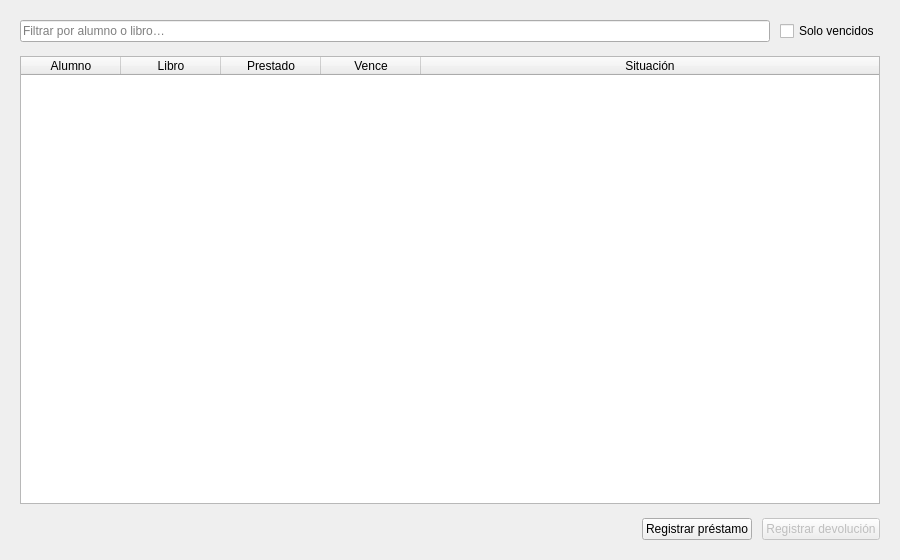
Old version of the form src/biblioteca/ui/disenos/prestamos.ui in the repository yaelink7/Biblioteca_Implementacion_Escuela_Primaria.
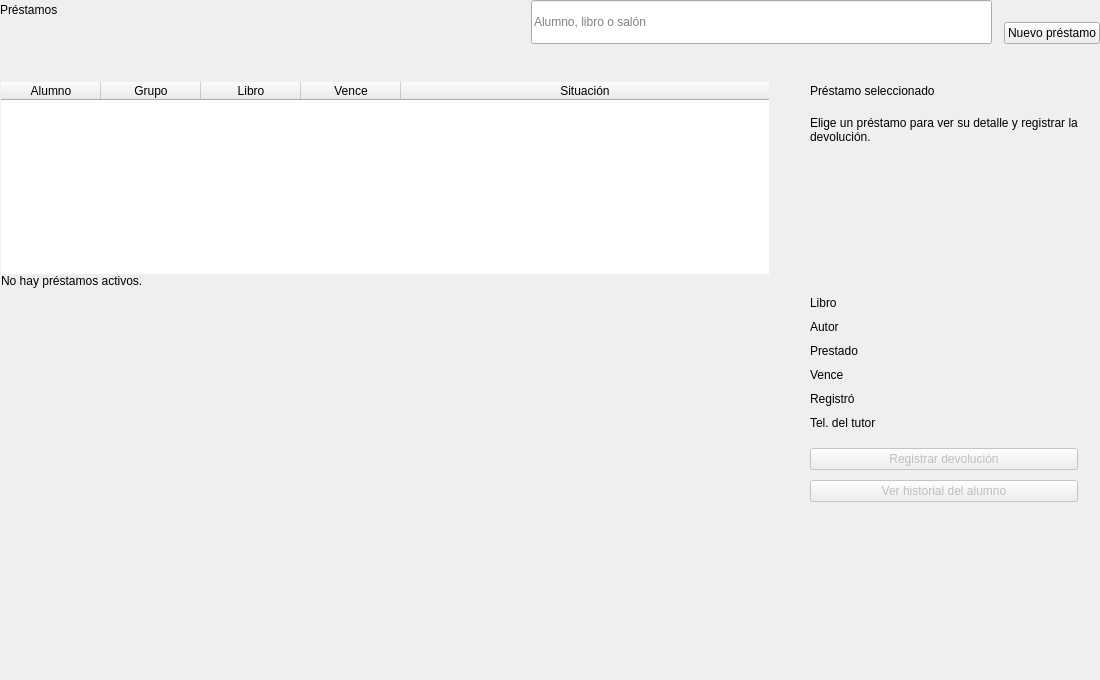
New version of the form.

The edit to the form file:
```diff
--- a/src/biblioteca/ui/disenos/prestamos.ui
+++ b/src/biblioteca/ui/disenos/prestamos.ui
@@ -2,93 +2,349 @@
 <ui version="4.0">
  <class>PantallaPrestamos</class>
  <widget class="QWidget" name="PantallaPrestamos">
-  <property name="geometry">
-   <rect>
-    <x>0</x>
-    <y>0</y>
-    <width>900</width>
-    <height>560</height>
-   </rect>
-  </property>
-  <property name="windowTitle">
-   <string>Préstamos</string>
-  </property>
-  <layout class="QVBoxLayout" name="disposicion">
-   <property name="leftMargin"><number>20</number></property>
-   <property name="topMargin"><number>20</number></property>
-   <property name="rightMargin"><number>20</number></property>
-   <property name="bottomMargin"><number>20</number></property>
-   <property name="spacing"><number>14</number></property>
-
+  <property name="geometry"><rect><x>0</x><y>0</y><width>1100</width><height>680</height></rect></property>
+  <property name="windowTitle"><string>Préstamos</string></property>
+  <layout class="QVBoxLayout" name="disposicion" stretch="0,1">
+   <property name="leftMargin"><number>0</number></property>
+   <property name="topMargin"><number>0</number></property>
+   <property name="rightMargin"><number>0</number></property>
+   <property name="bottomMargin"><number>0</number></property>
+   <property name="spacing"><number>18</number></property>
    <item>
-    <layout class="QHBoxLayout" name="filaFiltro">
-     <property name="spacing"><number>10</number></property>
+    <layout class="QHBoxLayout" name="encabezado">
+     <property name="spacing"><number>12</number></property>
      <item>
-      <widget class="QLineEdit" name="campoFiltro">
-       <property name="placeholderText">
-        <string>Filtrar por alumno o libro…</string>
-       </property>
-       <property name="minimumHeight"><number>36</number></property>
-       <property name="clearButtonEnabled"><bool>true</bool></property>
-      </widget>
+      <layout class="QVBoxLayout" name="textoEncabezado">
+       <property name="spacing"><number>6</number></property>
+       <item>
+        <widget class="QLabel" name="etiquetaTitulo">
+         <property name="text"><string>Préstamos</string></property>
+         <property name="rol" stdset="0"><string>titulo</string></property>
+        </widget>
+       </item>
+       <item>
+        <widget class="QLabel" name="etiquetaResumen">
+         <property name="text"><string/></property>
+         <property name="rol" stdset="0"><string>resumen</string></property>
+        </widget>
+       </item>
+      </layout>
      </item>
      <item>
-      <widget class="QCheckBox" name="casillaSoloVencidos">
-       <property name="text"><string>Solo vencidos</string></property>
-      </widget>
-     </item>
-    </layout>
-   </item>
-
-   <item>
-    <widget class="QTableWidget" name="tablaPrestamos">
-     <property name="alternatingRowColors"><bool>true</bool></property>
-     <property name="selectionBehavior"><enum>QAbstractItemView::SelectRows</enum></property>
-     <property name="selectionMode"><enum>QAbstractItemView::SingleSelection</enum></property>
-     <property name="editTriggers"><set>QAbstractItemView::NoEditTriggers</set></property>
-     <property name="sortingEnabled"><bool>true</bool></property>
-     <attribute name="verticalHeaderVisible"><bool>false</bool></attribute>
-     <attribute name="horizontalHeaderStretchLastSection"><bool>true</bool></attribute>
-     <column><property name="text"><string>Alumno</string></property></column>
-     <column><property name="text"><string>Libro</string></property></column>
-     <column><property name="text"><string>Prestado</string></property></column>
-     <column><property name="text"><string>Vence</string></property></column>
-     <column><property name="text"><string>Situación</string></property></column>
-    </widget>
-   </item>
-
-   <item>
-    <layout class="QHBoxLayout" name="filaAcciones">
-     <property name="spacing"><number>10</number></property>
-     <item>
-      <widget class="QLabel" name="etiquetaResumen">
-       <property name="text"><string/></property>
-      </widget>
-     </item>
-     <item>
-      <spacer name="espacioAcciones">
+      <spacer name="espacioEncabezado">
        <property name="orientation"><enum>Qt::Horizontal</enum></property>
-       <property name="sizeHint" stdset="0">
-        <size><width>40</width><height>20</height></size>
-       </property>
+       <property name="sizeHint" stdset="0"><size><width>40</width><height>20</height></size></property>
       </spacer>
      </item>
-     <item>
+     <item alignment="Qt::AlignBottom">
+      <widget class="QLineEdit" name="campoFiltro">
+       <property name="minimumSize"><size><width>300</width><height>44</height></size></property>
+       <property name="placeholderText"><string>Alumno, libro o salón</string></property>
+       <property name="clearButtonEnabled"><bool>true</bool></property>
+       <property name="rol" stdset="0"><string>busqueda</string></property>
+      </widget>
+     </item>
+     <item alignment="Qt::AlignBottom">
       <widget class="QPushButton" name="botonNuevo">
-       <property name="text"><string>Registrar préstamo</string></property>
-       <property name="minimumHeight"><number>34</number></property>
+       <property name="text"><string>Nuevo préstamo</string></property>
+       <property name="minimumHeight"><number>44</number></property>
       </widget>
      </item>
+    </layout>
+   </item>
+   <item>
+    <layout class="QHBoxLayout" name="cuerpo" stretch="1,0">
+     <property name="spacing"><number>18</number></property>
      <item>
-      <widget class="QPushButton" name="botonDevolver">
-       <property name="text"><string>Registrar devolución</string></property>
-       <property name="minimumHeight"><number>34</number></property>
-       <property name="enabled"><bool>false</bool></property>
+      <widget class="QFrame" name="tarjetaTabla">
+       <property name="rol" stdset="0"><string>tarjeta</string></property>
+       <layout class="QVBoxLayout" name="disposicionTarjeta">
+        <property name="leftMargin"><number>1</number></property>
+        <property name="topMargin"><number>0</number></property>
+        <property name="rightMargin"><number>1</number></property>
+        <property name="bottomMargin"><number>8</number></property>
+        <property name="spacing"><number>0</number></property>
+        <item>
+         <widget class="QFrame" name="barraTabla">
+          <property name="minimumHeight"><number>52</number></property>
+          <property name="maximumHeight"><number>52</number></property>
+          <property name="rol" stdset="0"><string>barraTabla</string></property>
+          <layout class="QHBoxLayout" name="disposicionBarra">
+           <property name="leftMargin"><number>10</number></property>
+           <property name="topMargin"><number>0</number></property>
+           <property name="rightMargin"><number>16</number></property>
+           <property name="bottomMargin"><number>0</number></property>
+           <property name="spacing"><number>2</number></property>
+           <item>
+            <spacer name="espacioBarra">
+             <property name="orientation"><enum>Qt::Horizontal</enum></property>
+             <property name="sizeHint" stdset="0"><size><width>40</width><height>20</height></size></property>
+            </spacer>
+           </item>
+          </layout>
+         </widget>
+        </item>
+        <item>
+         <widget class="QTableWidget" name="tablaPrestamos">
+          <property name="frameShape"><enum>QFrame::NoFrame</enum></property>
+          <property name="selectionBehavior"><enum>QAbstractItemView::SelectRows</enum></property>
+          <property name="selectionMode"><enum>QAbstractItemView::SingleSelection</enum></property>
+          <property name="editTriggers"><set>QAbstractItemView::NoEditTriggers</set></property>
+          <property name="showGrid"><bool>false</bool></property>
+          <property name="wordWrap"><bool>false</bool></property>
+          <property name="sortingEnabled"><bool>true</bool></property>
+          <attribute name="verticalHeaderVisible"><bool>false</bool></attribute>
+          <attribute name="verticalHeaderDefaultSectionSize"><number>46</number></attribute>
+          <attribute name="horizontalHeaderStretchLastSection"><bool>true</bool></attribute>
+          <attribute name="horizontalHeaderHighlightSections"><bool>false</bool></attribute>
+          <column><property name="text"><string>Alumno</string></property></column>
+          <column><property name="text"><string>Grupo</string></property></column>
+          <column><property name="text"><string>Libro</string></property></column>
+          <column><property name="text"><string>Vence</string></property></column>
+          <column><property name="text"><string>Situación</string></property></column>
+         </widget>
+        </item>
+        <item>
+         <widget class="QLabel" name="etiquetaVacio">
+          <property name="text"><string>No hay préstamos activos.</string></property>
+          <property name="wordWrap"><bool>true</bool></property>
+          <property name="alignment"><set>Qt::AlignLeading|Qt::AlignLeft|Qt::AlignTop</set></property>
+          <property name="sizePolicy"><sizepolicy hsizetype="Preferred" vsizetype="Expanding"><horstretch>0</horstretch><verstretch>1</verstretch></sizepolicy></property>
+          <property name="rol" stdset="0"><string>tablaVacia</string></property>
+         </widget>
+        </item>
+       </layout>
       </widget>
      </item>
+     <item>
+      <layout class="QVBoxLayout" name="columnaPanel" stretch="0,1">
+       <property name="spacing"><number>0</number></property>
+       <item>
+        <widget class="QFrame" name="panelPrestamo">
+         <property name="minimumWidth"><number>300</number></property>
+         <property name="maximumWidth"><number>340</number></property>
+         <property name="rol" stdset="0"><string>panel</string></property>
+         <layout class="QVBoxLayout" name="disposicionPanel">
+          <property name="leftMargin"><number>22</number></property>
+          <property name="topMargin"><number>22</number></property>
+          <property name="rightMargin"><number>22</number></property>
+          <property name="bottomMargin"><number>24</number></property>
+          <property name="spacing"><number>18</number></property>
+          <item>
+           <widget class="QLabel" name="etiquetaPanel">
+            <property name="text"><string>Préstamo seleccionado</string></property>
+            <property name="rol" stdset="0"><string>etiquetaPanel</string></property>
+           </widget>
+          </item>
+          <item>
+           <widget class="QLabel" name="etiquetaPanelVacio">
+            <property name="text"><string>Elige un préstamo para ver su detalle y registrar la devolución.</string></property>
+            <property name="wordWrap"><bool>true</bool></property>
+            <property name="rol" stdset="0"><string>panelVacio</string></property>
+           </widget>
+          </item>
+          <item>
+           <widget class="QWidget" name="fichaPrestamo">
+            <layout class="QVBoxLayout" name="disposicionFicha">
+             <property name="leftMargin"><number>0</number></property>
+             <property name="topMargin"><number>0</number></property>
+             <property name="rightMargin"><number>0</number></property>
+             <property name="bottomMargin"><number>0</number></property>
+             <property name="spacing"><number>18</number></property>
+             <item>
+              <layout class="QHBoxLayout" name="cabezaFicha">
+               <property name="spacing"><number>12</number></property>
+               <item alignment="Qt::AlignTop">
+                <widget class="QLabel" name="avatar">
+                 <property name="minimumSize"><size><width>44</width><height>44</height></size></property>
+                 <property name="maximumSize"><size><width>44</width><height>44</height></size></property>
+                 <property name="text"><string/></property>
+                 <property name="alignment"><set>Qt::AlignCenter</set></property>
+                 <property name="rol" stdset="0"><string>avatar</string></property>
+                </widget>
+               </item>
+               <item>
+                <layout class="QVBoxLayout" name="nombreFicha">
+                 <property name="spacing"><number>2</number></property>
+                 <item>
+                  <widget class="QLabel" name="etiquetaNombre">
+                   <property name="text"><string/></property>
+                   <property name="wordWrap"><bool>true</bool></property>
+                   <property name="rol" stdset="0"><string>nombrePanel</string></property>
+                  </widget>
+                 </item>
+                 <item>
+                  <widget class="QLabel" name="etiquetaDetalle">
+                   <property name="text"><string/></property>
+                   <property name="wordWrap"><bool>true</bool></property>
+                   <property name="rol" stdset="0"><string>detallePanel</string></property>
+                  </widget>
+                 </item>
+                </layout>
+               </item>
+              </layout>
+             </item>
+             <item>
+              <widget class="QFrame" name="cajaSituacion">
+               <property name="rol" stdset="0"><string>caja</string></property>
+               <layout class="QHBoxLayout" name="disposicionCaja">
+                <property name="leftMargin"><number>14</number></property>
+                <property name="topMargin"><number>12</number></property>
+                <property name="rightMargin"><number>14</number></property>
+                <property name="bottomMargin"><number>12</number></property>
+                <property name="spacing"><number>10</number></property>
+                <item alignment="Qt::AlignTop">
+                 <widget class="QLabel" name="iconoCaja">
+                  <property name="minimumSize"><size><width>20</width><height>20</height></size></property>
+                  <property name="maximumSize"><size><width>20</width><height>20</height></size></property>
+                  <property name="text"><string/></property>
+                 </widget>
+                </item>
+                <item>
+                 <layout class="QVBoxLayout" name="textosCaja">
+                  <property name="spacing"><number>2</number></property>
+                  <item>
+                   <widget class="QLabel" name="tituloCaja">
+                    <property name="text"><string/></property>
+                    <property name="wordWrap"><bool>true</bool></property>
+                    <property name="rol" stdset="0"><string>tituloCaja</string></property>
+                   </widget>
+                  </item>
+                  <item>
+                   <widget class="QLabel" name="textoCaja">
+                    <property name="text"><string/></property>
+                    <property name="wordWrap"><bool>true</bool></property>
+                    <property name="rol" stdset="0"><string>textoCaja</string></property>
+                   </widget>
+                  </item>
+                 </layout>
+                </item>
+               </layout>
+              </widget>
+             </item>
+             <item>
+              <layout class="QGridLayout" name="datosPrestamo" columnstretch="0,1">
+               <property name="horizontalSpacing"><number>16</number></property>
+               <property name="verticalSpacing"><number>10</number></property>
+               <item row="0" column="0" alignment="Qt::AlignTop">
+                <widget class="QLabel" name="datoLibro">
+                 <property name="text"><string>Libro</string></property>
+                 <property name="rol" stdset="0"><string>dato</string></property>
+                </widget>
+               </item>
+               <item row="0" column="1">
+                <widget class="QLabel" name="valorLibro">
+                 <property name="text"><string/></property>
+                 <property name="wordWrap"><bool>true</bool></property>
+                 <property name="rol" stdset="0"><string>valor</string></property>
+                </widget>
+               </item>
+               <item row="1" column="0" alignment="Qt::AlignTop">
+                <widget class="QLabel" name="datoAutor">
+                 <property name="text"><string>Autor</string></property>
+                 <property name="rol" stdset="0"><string>dato</string></property>
+                </widget>
+               </item>
+               <item row="1" column="1">
+                <widget class="QLabel" name="valorAutor">
+                 <property name="text"><string/></property>
+                 <property name="wordWrap"><bool>true</bool></property>
+                 <property name="rol" stdset="0"><string>valor</string></property>
+                </widget>
+               </item>
+               <item row="2" column="0" alignment="Qt::AlignTop">
+                <widget class="QLabel" name="datoPrestado">
+                 <property name="text"><string>Prestado</string></property>
+                 <property name="rol" stdset="0"><string>dato</string></property>
+                </widget>
+               </item>
+               <item row="2" column="1">
+                <widget class="QLabel" name="valorPrestado">
+                 <property name="text"><string/></property>
+                 <property name="wordWrap"><bool>true</bool></property>
+                 <property name="rol" stdset="0"><string>valor</string></property>
+                 <property name="mono" stdset="0"><bool>true</bool></property>
+                </widget>
+               </item>
+               <item row="3" column="0" alignment="Qt::AlignTop">
+                <widget class="QLabel" name="datoVence">
+                 <property name="text"><string>Vence</string></property>
+                 <property name="rol" stdset="0"><string>dato</string></property>
+                </widget>
+               </item>
+               <item row="3" column="1">
+                <widget class="QLabel" name="valorVence">
+                 <property name="text"><string/></property>
+                 <property name="wordWrap"><bool>true</bool></property>
+                 <property name="rol" stdset="0"><string>valor</string></property>
+                 <property name="mono" stdset="0"><bool>true</bool></property>
+                </widget>
+               </item>
+               <item row="4" column="0" alignment="Qt::AlignTop">
+                <widget class="QLabel" name="datoRegistro">
+                 <property name="text"><string>Registró</string></property>
+                 <property name="rol" stdset="0"><string>dato</string></property>
+                </widget>
+               </item>
+               <item row="4" column="1">
+                <widget class="QLabel" name="valorRegistro">
+                 <property name="text"><string/></property>
+                 <property name="wordWrap"><bool>true</bool></property>
+                 <property name="rol" stdset="0"><string>valor</string></property>
+                </widget>
+               </item>
+               <item row="5" column="0" alignment="Qt::AlignTop">
+                <widget class="QLabel" name="datoTelefono">
+                 <property name="text"><string>Tel. del tutor</string></property>
+                 <property name="rol" stdset="0"><string>dato</string></property>
+                </widget>
+               </item>
+               <item row="5" column="1">
+                <widget class="QLabel" name="valorTelefono">
+                 <property name="text"><string/></property>
+                 <property name="wordWrap"><bool>true</bool></property>
+                 <property name="rol" stdset="0"><string>valor</string></property>
+                 <property name="mono" stdset="0"><bool>true</bool></property>
+                </widget>
+               </item>
+              </layout>
+             </item>
+            </layout>
+           </widget>
+          </item>
+          <item>
+           <layout class="QVBoxLayout" name="accionesPanel">
+            <property name="spacing"><number>10</number></property>
+            <item>
+             <widget class="QPushButton" name="botonDevolver">
+              <property name="text"><string>Registrar devolución</string></property>
+              <property name="minimumHeight"><number>44</number></property>
+              <property name="enabled"><bool>false</bool></property>
+             </widget>
+            </item>
+            <item>
+             <widget class="QPushButton" name="botonHistorial">
+              <property name="text"><string>Ver historial del alumno</string></property>
+              <property name="minimumHeight"><number>44</number></property>
+              <property name="enabled"><bool>false</bool></property>
+              <property name="secundario" stdset="0"><bool>true</bool></property>
+             </widget>
+            </item>
+           </layout>
+          </item>
+         </layout>
+        </widget>
+       </item>
+       <item>
+        <spacer name="espacioPanel">
+         <property name="orientation"><enum>Qt::Vertical</enum></property>
+         <property name="sizeHint" stdset="0"><size><width>40</width><height>20</height></size></property>
+        </spacer>
+       </item>
+      </layout>
+     </item>
     </layout>
    </item>
-
   </layout>
  </widget>
  <resources/>
```
Left out of the diff: 7 changed lines with no effect on the pictures.
